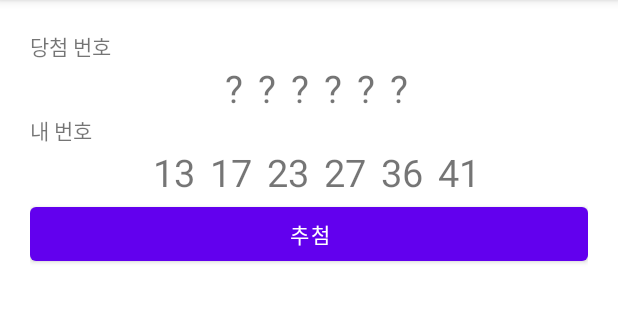
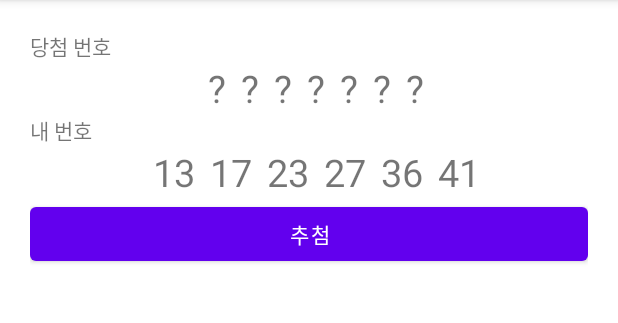
Before and after one commit to SungNoLee/LottoSimulator_20220302, an Android app: the screen it shows after launch (MainActivity), on a phone screen of 412 x 824 dp, the part 84-407 px from its top. Run offline under Robolectric (Android 15) with nearby library versions, the phone set to English and light mode, and no system bars.

```diff
--- a/app/src/main/res/layout/activity_main.xml
+++ b/app/src/main/res/layout/activity_main.xml
@@ -54,6 +54,14 @@
             android:layout_marginStart="10dp"/>
         <TextView
             android:id="@+id/txtWinNum06"
+            android:layout_width="wrap_content"
+            android:layout_height="wrap_content"
+            android:text="\?"
+            android:textSize="25sp"
+            android:layout_marginStart="10dp"/>
+
+        <TextView
+            android:id="@+id/txtBonusNum"
             android:layout_width="wrap_content"
             android:layout_height="wrap_content"
             android:text="\?"
```
Also changed, not shown: app/src/main/java/com/neppplus/lottosimulator_20220302/MainActivity.kt (+10 -5 lines).
